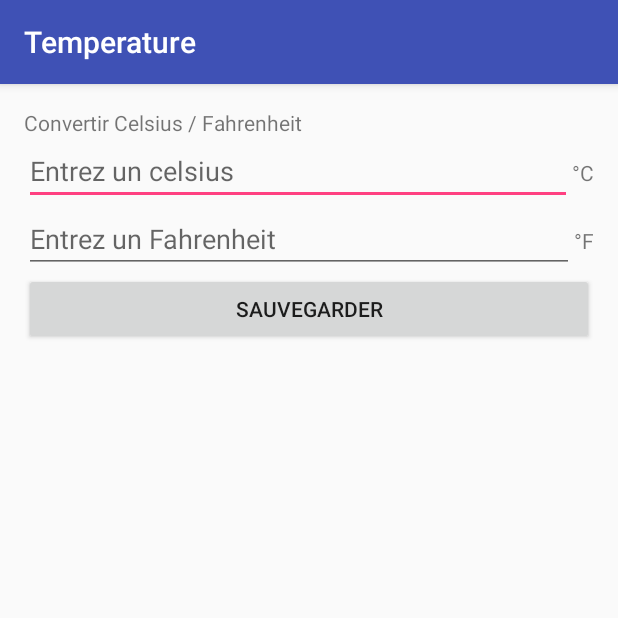
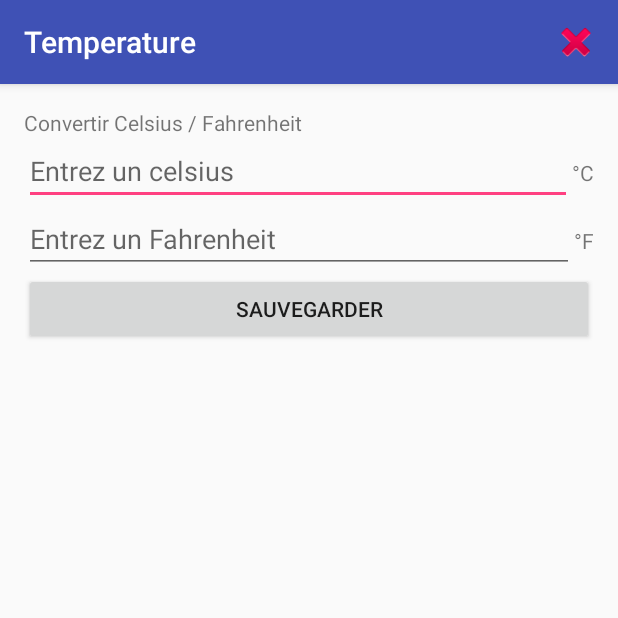
Before and after one commit to Misterkevin23/cour_android_08012018, an Android app: the screen it shows after launch (MainActivity), on a phone screen of 412 x 824 dp, the top half of it. Run offline under Robolectric (Android 15) with nearby library versions, the light colour scheme and no system bars.

Commit message:
mercredi matin

```diff
--- a/Android_studio/Temperature/app/src/main/java/fr/aston/temperature/MainActivity.java
+++ b/Android_studio/Temperature/app/src/main/java/fr/aston/temperature/MainActivity.java
@@ -4,15 +4,72 @@ import android.support.v7.app.AppCompatActivity;
 import android.os.Bundle;
 import android.text.Editable;
 import android.text.TextWatcher;
+import android.view.Menu;
+import android.view.MenuItem;
+import android.view.View;
+import android.widget.AdapterView;
+import android.widget.ArrayAdapter;
 import android.widget.Button;
 import android.widget.EditText;
 import android.widget.ListView;
+
+import java.util.ArrayList;
+import java.util.List;
 
 public class MainActivity extends AppCompatActivity {
 
     private EditText editTextCelsius, editTextFahrenheit;
     private Button buttonSave;
     private ListView listViewTemperature;
+
+    //liste de string
+    private List<String> stringList = new ArrayList<>();
+
+    //ArrayAdapter permet de faire une correspondance entre la view  adaptable
+    private ArrayAdapter<String> adapter;
+
+    @Override
+    public boolean onOptionsItemSelected(MenuItem item) {
+
+        switch (item.getItemId()){
+            case R.id.actionDelete:
+                //TODO :effacer les 2 champs Celsuis/Fahrenheit
+                editTextCelsius.setText("");
+                //Autre façon de cleaner
+                //editTextFahrenheit.getText().clear();
+                editTextFahrenheit.setText("");
+                //TODO : effacer les données de la listViewTemperature
+                //Fonctionne mais pas propre
+                //stringList.clear();
+                //adapter.notifyDataSetChanged();
+
+                //OU Ma methode pas propre
+                //stringList.removeAll(stringList);
+                //adapter = new ArrayAdapter<String>(MainActivity.this, android.R.layout.simple_list_item_1,stringList);
+                //listViewTemperature.setAdapter(adapter);
+                //adapter.notifyDataSetChanged(); //raffaichissement
+
+                //OU Plus propre
+                adapter.clear();
+
+
+
+
+                break;
+        }
+
+        return super.onOptionsItemSelected(item);
+    }
+
+    //declaration de la zone de menu
+    @Override
+    public boolean onCreateOptionsMenu(Menu menu) {
+
+        //Utilise le fichier xml mon_menu pour l'envoyer dans la zone de menu prevu a cette effet
+        getMenuInflater().inflate(R.menu.mon_menu,menu);
+
+        return super.onCreateOptionsMenu(menu);
+    }
 
     @Override
     protected void onCreate(Bundle savedInstanceState) {
@@ -73,5 +130,36 @@ public class MainActivity extends AppCompatActivity {
             }
         });
 
+        //ajout d'un ecouteur sur le bouton de sauvegarder
+        buttonSave.setOnClickListener(new View.OnClickListener() {
+            @Override
+            public void onClick(View view) {
+                //ajouter des données dans la liste
+                stringList.add(editTextCelsius.getText().toString()+"°C est égal à "+editTextFahrenheit.getText().toString()+"°F");
+
+                adapter.notifyDataSetChanged(); //raffaichissement
+            }
+        });
+
+        //Affichage de la ListViewTemperature
+        adapter = new ArrayAdapter<String>(MainActivity.this, android.R.layout.simple_list_item_1,stringList);
+        listViewTemperature.setAdapter(adapter);
+
+        //Effacer les donnée en faisant un long click sur la donnée
+        listViewTemperature.setOnItemLongClickListener(new AdapterView.OnItemLongClickListener() {
+            @Override
+            public boolean onItemLongClick(AdapterView<?> adapterView, View view, int i, long l) {
+                //TODO : effacer la ligne cliqué
+                stringList.remove(i); //effacement de la donnée
+                adapter.notifyDataSetChanged();//raffraichissement
+
+                return false;
+            }
+        });
+
+
+        //String[] items={editTextCelsius.getText().toString()+" = "+ editTextFahrenheit.getText().toString()};
+        //listViewTemperature.setAdapter(new ArrayAdapter<String>(this,android.R.layout.simple_list_item_1, items));
+
     }
 }
--- /dev/null
+++ b/Android_studio/Temperature/app/src/main/res/menu/mon_menu.xml
@@ -0,0 +1,11 @@
+<?xml version="1.0" encoding="utf-8"?>
+<menu xmlns:android="http://schemas.android.com/apk/res/android"
+    xmlns:app="http://schemas.android.com/apk/res-auto">
+
+    <item android:id="@+id/actionDelete"
+        android:title="Tout effacer"
+        android:icon="@android:drawable/ic_delete"
+        app:showAsAction="always"
+        />
+
+</menu>
```
